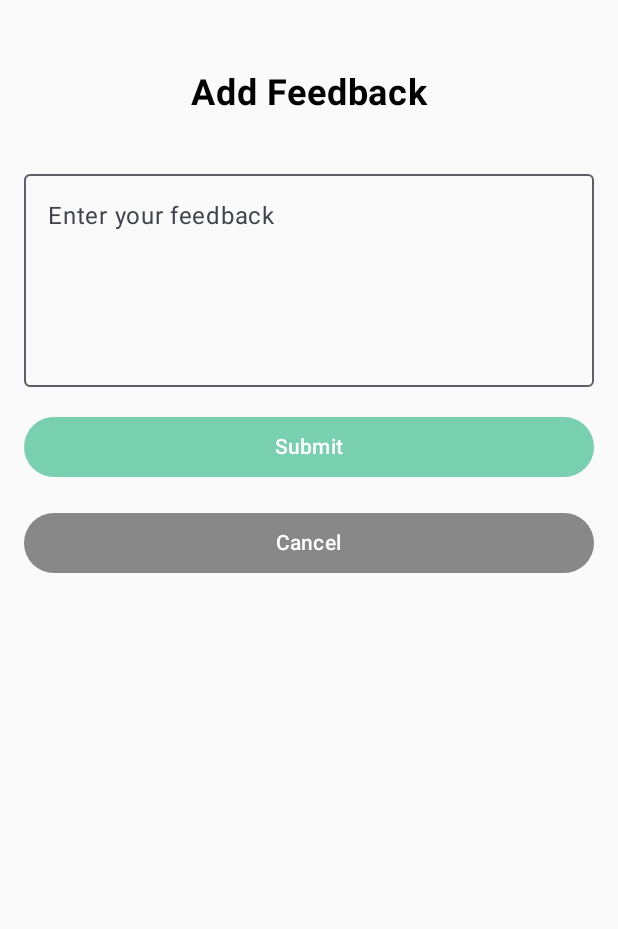
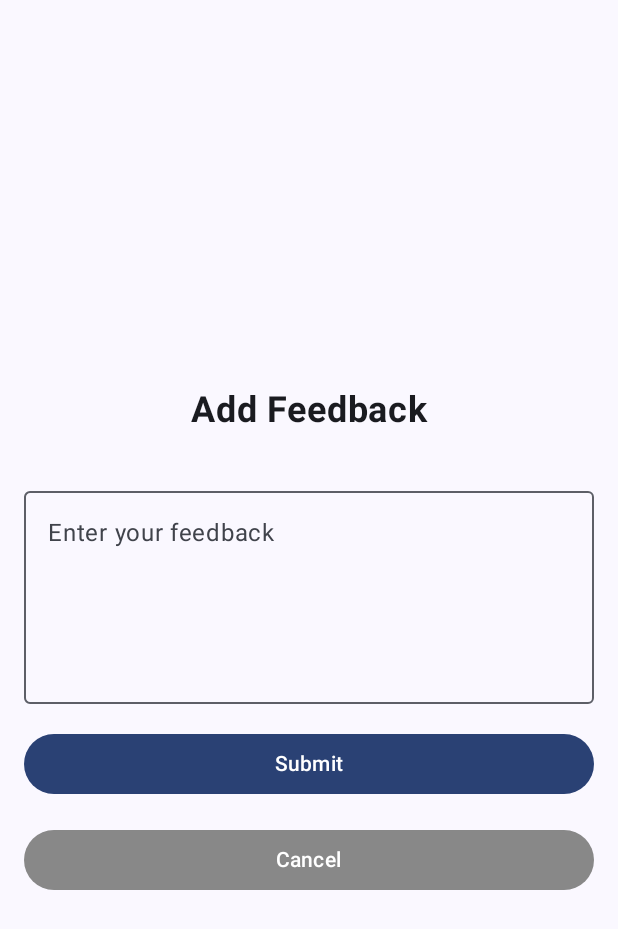
Before and after one commit to Shriram2005/Customer-Feedback-App, an Android app built with Jetpack Compose: the AdminDashboard screen opened through its navigation route, after a tap on "Add Feedback", on a phone screen of 412 x 824 dp. Shown: the top 929 px of the screen. Run offline under Robolectric (Android 15) with nearby library versions, the phone set to English and light mode, and no system bars; our stand-ins replace Firebase (no records; nobody signed in at launch, a user with empty details on screens opened directly).

Commit message:
Using Material theme now

```diff
--- a/app/src/main/java/com/shriram/customerfeedback/screens/AdminDashboard.kt
+++ b/app/src/main/java/com/shriram/customerfeedback/screens/AdminDashboard.kt
@@ -15,9 +15,9 @@ import androidx.compose.foundation.lazy.LazyColumn
 import androidx.compose.foundation.lazy.itemsIndexed
 import androidx.compose.foundation.shape.RoundedCornerShape
 import androidx.compose.material.icons.Icons
+import androidx.compose.material.icons.automirrored.filled.ExitToApp
 import androidx.compose.material.icons.filled.Delete
 import androidx.compose.material.icons.filled.Edit
-import androidx.compose.material.icons.filled.ExitToApp
 import androidx.compose.material.icons.filled.Visibility
 import androidx.compose.material3.Button
 import androidx.compose.material3.Card
@@ -25,6 +25,7 @@ import androidx.compose.material3.CardDefaults
 import androidx.compose.material3.CircularProgressIndicator
 import androidx.compose.material3.Divider
 import androidx.compose.material3.ExperimentalMaterial3Api
+import androidx.compose.material3.HorizontalDivider
 import androidx.compose.material3.Icon
 import androidx.compose.material3.IconButton
 import androidx.compose.material3.MaterialTheme
@@ -86,7 +87,7 @@ fun AdminDashboard(
                             popUpTo(Screen.Admin.route) { inclusive = true }
                         }
                     }) {
-                        Icon(Icons.Default.ExitToApp, contentDescription = "Logout")
+                        Icon(Icons.AutoMirrored.Filled.ExitToApp, contentDescription = "Logout")
                     }
                 },
             )
@@ -113,7 +114,7 @@ fun AdminDashboard(
                     contentAlignment = Alignment.Center
                 ) {
                     Text(
-                        text = "No feedbacks available in the system.",
+                        text = "No feedbacks available..",
                         textAlign = TextAlign.Center
                     )
                 }
@@ -219,7 +220,7 @@ fun FeedbackCard(
             }
 
             Spacer(modifier = Modifier.height(8.dp))
-            Divider()
+            HorizontalDivider()
             Spacer(modifier = Modifier.height(8.dp))
 
             Text(
--- a/app/src/main/java/com/shriram/customerfeedback/screens/FeedbackDashboard.kt
+++ b/app/src/main/java/com/shriram/customerfeedback/screens/FeedbackDashboard.kt
@@ -13,16 +13,17 @@ import androidx.compose.foundation.layout.padding
 import androidx.compose.foundation.lazy.LazyColumn
 import androidx.compose.foundation.lazy.items
 import androidx.compose.material.icons.Icons
+import androidx.compose.material.icons.automirrored.filled.ExitToApp
 import androidx.compose.material.icons.filled.Add
 import androidx.compose.material.icons.filled.Delete
 import androidx.compose.material.icons.filled.Edit
-import androidx.compose.material.icons.filled.ExitToApp
 import androidx.compose.material3.Card
 import androidx.compose.material3.CircularProgressIndicator
 import androidx.compose.material3.ExperimentalMaterial3Api
 import androidx.compose.material3.FloatingActionButton
 import androidx.compose.material3.Icon
 import androidx.compose.material3.IconButton
+import androidx.compose.material3.MaterialTheme
 import androidx.compose.material3.Scaffold
 import androidx.compose.material3.Snackbar
 import androidx.compose.material3.Text
@@ -74,7 +75,7 @@ fun UserDashboard(
                             popUpTo(Screen.Home.route) { inclusive = true }
                         }
                     }) {
-                        Icon(Icons.Default.ExitToApp, contentDescription = "Logout")
+                        Icon(Icons.AutoMirrored.Filled.ExitToApp, contentDescription = "Logout")
                     }
                 },
                 colors = TopAppBarDefaults.topAppBarColors()
@@ -109,13 +110,14 @@ fun UserDashboard(
                     contentAlignment = Alignment.Center
                 ) {
                     Text(
-                        text = "No feedbacks yet. Click the + button to add one.",
+                        text = "No feedbacks yet. Click Add button to add one.",
                         textAlign = TextAlign.Center
                     )
                 }
             } else {
                 Text(
                     text = "Your Feedbacks",
+                    color = MaterialTheme.colorScheme.onBackground,
                     fontSize = 20.sp,
                     fontWeight = FontWeight.Bold,
                     modifier = Modifier.padding(bottom = 16.dp)
@@ -168,13 +170,15 @@ fun FeedbackItem(
         ) {
             Text(
                 text = feedback.text,
-                modifier = Modifier.padding(bottom = 8.dp)
+                modifier = Modifier.padding(bottom = 8.dp),
+                color = MaterialTheme.colorScheme.onSurface
             )
 
             Text(
                 text = "Created: $formattedDate",
                 fontSize = 12.sp,
-                modifier = Modifier.padding(bottom = 8.dp)
+                modifier = Modifier.padding(bottom = 8.dp),
+                color = MaterialTheme.colorScheme.onSurface
             )
 
             Row(
@@ -182,11 +186,11 @@ fun FeedbackItem(
                 horizontalArrangement = Arrangement.End
             ) {
                 IconButton(onClick = onEditClick) {
-                    Icon(Icons.Default.Edit, contentDescription = "Edit")
+                    Icon(Icons.Default.Edit, contentDescription = "Edit", tint = MaterialTheme.colorScheme.onSurface)
                 }
 
                 IconButton(onClick = onDeleteClick) {
-                    Icon(Icons.Default.Delete, contentDescription = "Delete")
+                    Icon(Icons.Default.Delete, contentDescription = "Delete", tint = MaterialTheme.colorScheme.onSurface)
                 }
             }
         }
--- a/app/src/main/java/com/shriram/customerfeedback/screens/FeedbackScreen.kt
+++ b/app/src/main/java/com/shriram/customerfeedback/screens/FeedbackScreen.kt
@@ -1,6 +1,7 @@
 package com.shriram.customerfeedback.screens
 
 import android.widget.Toast
+import androidx.compose.foundation.background
 import androidx.compose.foundation.layout.Arrangement
 import androidx.compose.foundation.layout.Column
 import androidx.compose.foundation.layout.Spacer
@@ -11,6 +12,7 @@ import androidx.compose.foundation.layout.padding
 import androidx.compose.material3.Button
 import androidx.compose.material3.ButtonDefaults
 import androidx.compose.material3.CircularProgressIndicator
+import androidx.compose.material3.MaterialTheme
 import androidx.compose.material3.OutlinedTextField
 import androidx.compose.material3.Snackbar
 import androidx.compose.material3.Text
@@ -48,15 +50,17 @@ fun FeedbackScreen(
     Column(
         modifier = Modifier
             .fillMaxSize()
+            .background(MaterialTheme.colorScheme.background)
             .padding(16.dp),
         horizontalAlignment = Alignment.CenterHorizontally,
-        verticalArrangement = Arrangement.Top
+        verticalArrangement = Arrangement.Center
     ) {
         Text(
             text = if (isEditMode) "Edit Feedback" else "Add Feedback",
             fontSize = 24.sp,
             fontWeight = FontWeight.Bold,
-            modifier = Modifier.padding(vertical = 32.dp)
+            modifier = Modifier.padding(vertical = 32.dp),
+            color = MaterialTheme.colorScheme.onBackground
         )
 
         // text input for feedback
@@ -97,15 +101,12 @@ fun FeedbackScreen(
                 }
             },
             enabled = !viewModel.isLoading,
-            colors = ButtonDefaults.buttonColors(
-                containerColor = Color(0xFF78D0B1)
-            ),
             modifier = Modifier.fillMaxWidth()
         ) {
             if (viewModel.isLoading) {
                 CircularProgressIndicator(modifier = Modifier.height(24.dp))
             } else {
-                Text(text = if (isEditMode) "Update" else "Submit")
+                Text(text = if (isEditMode) "Update" else "Submit", color = MaterialTheme.colorScheme.onSecondary)
             }
         }
 
@@ -126,7 +127,7 @@ fun FeedbackScreen(
             ),
             modifier = Modifier.fillMaxWidth()
         ) {
-            Text(text = "Cancel")
+            Text(text = "Cancel", color = MaterialTheme.colorScheme.onSecondary)
         }
 
         // Show error message if any
--- a/app/src/main/java/com/shriram/customerfeedback/screens/LoginScreen.kt
+++ b/app/src/main/java/com/shriram/customerfeedback/screens/LoginScreen.kt
@@ -1,5 +1,6 @@
 package com.shriram.customerfeedback.screens
 
+import androidx.compose.foundation.background
 import androidx.compose.foundation.layout.Arrangement
 import androidx.compose.foundation.layout.Column
 import androidx.compose.foundation.layout.Spacer
@@ -16,6 +17,7 @@ import androidx.compose.material3.Button
 import androidx.compose.material3.CircularProgressIndicator
 import androidx.compose.material3.Icon
 import androidx.compose.material3.IconButton
+import androidx.compose.material3.MaterialTheme
 import androidx.compose.material3.OutlinedTextField
 import androidx.compose.material3.Snackbar
 import androidx.compose.material3.Text
@@ -64,6 +66,7 @@ fun LoginScreen(
 
     Column(
         modifier = Modifier
+            .background(MaterialTheme.colorScheme.background)
             .fillMaxSize()
             .padding(16.dp),
         horizontalAlignment = Alignment.CenterHorizontally,
@@ -73,7 +76,8 @@ fun LoginScreen(
             text = "Login",
             fontSize = 24.sp,
             fontWeight = FontWeight.Bold,
-            modifier = Modifier.padding(bottom = 32.dp)
+            modifier = Modifier.padding(bottom = 32.dp),
+            color = MaterialTheme.colorScheme.onBackground
         )
 
         OutlinedTextField(
@@ -81,6 +85,7 @@ fun LoginScreen(
             onValueChange = { email = it },
             label = { Text("Email") },
             leadingIcon = { Icon(Icons.Default.Person, contentDescription = "Email") },
+            singleLine = true,
             modifier = Modifier
                 .fillMaxWidth()
                 .padding(bottom = 16.dp)
@@ -92,6 +97,7 @@ fun LoginScreen(
             label = { Text("Password") },
             leadingIcon = { Icon(Icons.Default.Lock, contentDescription = "Password") },
             visualTransformation = if (isPasswordVisible) VisualTransformation.None else PasswordVisualTransformation(),
+            singleLine = true,
             trailingIcon = {
                 IconButton(onClick = { isPasswordVisible = !isPasswordVisible }) {
                     Icon(
```
Also changed, not shown: app/src/main/java/com/shriram/customerfeedback/screens/RegisterScreen.kt (+6 -2 lines).
